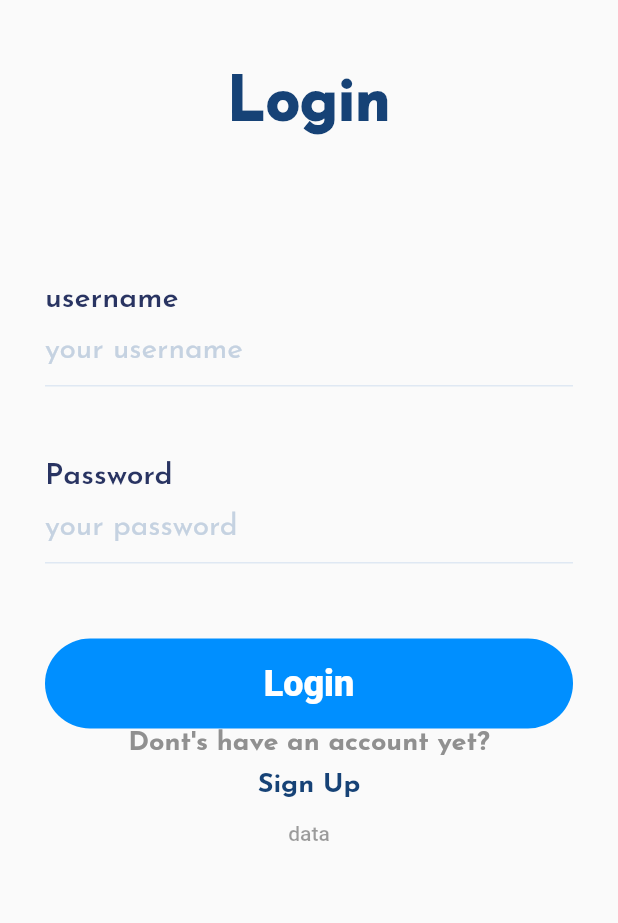
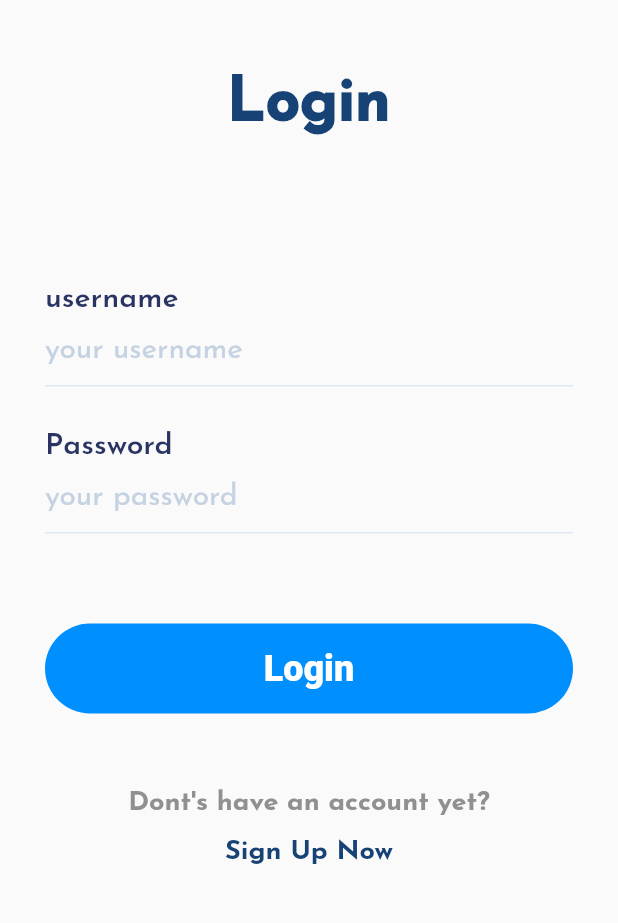
Before and after one commit to WenhaoLu-hub/SEPT_TEAM_BASH_PROJECT, a Flutter app: the screen it shows after launch, after a tap on "LOGIN", on a phone screen of 412 x 824 dp, the part 275-1198 px from its top. Run offline on Flutter 3.47's test engine with Material 2 defaults, Android fonts, the phone set to English and light mode, and no system bars; our stand-ins replace google_fonts.

Commit message:
add a textbutton on login page

```diff
--- a/flutter_frontend/lib/Screens/Welcome/body.dart
+++ b/flutter_frontend/lib/Screens/Welcome/body.dart
@@ -57,7 +57,7 @@ class Body extends StatelessWidget {
                     context,
                     MaterialPageRoute(
                       builder: (context) {
-                        return SignUp(showLoginPage: () {  },);
+                        return const SignUp();
                       },
                     ),
                   );
--- a/flutter_frontend/lib/Screens/components/textFieldContainer.dart
+++ b/flutter_frontend/lib/Screens/components/textFieldContainer.dart
@@ -1,3 +1,4 @@
+// ignore: file_names
 import 'package:flutter/material.dart';
 import 'package:google_fonts/google_fonts.dart';
 
@@ -6,9 +7,8 @@ class TextFieldContainer extends StatelessWidget {
   final String hintText;
   final bool isPassword;
   // ignore: use_key_in_widget_constructors
-  const TextFieldContainer({
-
-  required this.title, required this.hintText, required this.isPassword});
+  const TextFieldContainer(
+      {required this.title, required this.hintText, required this.isPassword});
 
   @override
   Widget build(BuildContext context) {
@@ -25,7 +25,7 @@ class TextFieldContainer extends StatelessWidget {
         ),
         TextField(
           obscureText: isPassword,
-        cursorColor: Colors.red,
+          cursorColor: Color.fromARGB(255, 100, 94, 94),
           decoration: InputDecoration(
               hintText: hintText,
               hintStyle: GoogleFonts.josefinSans(
--- a/flutter_frontend/lib/Screens/login/login.dart
+++ b/flutter_frontend/lib/Screens/login/login.dart
@@ -2,6 +2,7 @@
 
 import 'package:flutter/material.dart';
 import 'package:google_fonts/google_fonts.dart';
+import 'package:team_bash_project/Screens/signup/signup.dart';
 
 import '../components/textFieldContainer.dart';
 
@@ -36,10 +37,10 @@ class Login extends StatelessWidget {
             const TextFieldContainer(
               title: "username",
               hintText: "your username",
-              isPassword: true,
+              isPassword: false,
             ),
             const SizedBox(
-              height: 50,
+              height: 30,
             ),
             // _labelTextInput("Password", "your password", true),
             // const TextFieldContainer(child: TextField(),),
@@ -49,24 +50,62 @@ class Login extends StatelessWidget {
               isPassword: true,
             ),
             const SizedBox(
+              height: 60,
+            ),
+            _loginBtn(),
+            const SizedBox(
               height: 50,
             ),
-            _loginBtn(),
-            // const SizedBox(
-            //   height: 80,
-            // ),
             _signUpLabel(
                 "Dont's have an account yet?", const Color(0xff909090)),
-            const SizedBox(
-              height: 10,
+            // const SizedBox(
+            //   height: 10,
+            // ),
+            // _signUpLabel("Sign Up", const Color(0xff164276)),
+            // _signUpButton(),
+            CustomizedTextButton(
+              label: "Sign Up Now",
+              fontSize: 18,
+              fontWeight: FontWeight.w800,
+              press: () {
+                Navigator.of(context).push(
+                  MaterialPageRoute(
+                    builder: (context) => const SignUp(),
+                  ),
+                );
+              },
+              color: const Color(0xff164276),
             ),
-            _signUpLabel("Sign Up", const Color(0xff164276)),
-            const TextButton(onPressed: null, child: Text("data")),
+            // TextButton(
+            //   onPressed: null,
+            //   child: Text(
+            //     "Sign Up Now",
+            //     style: GoogleFonts.josefinSans(
+            //       color: const Color(0xff164276),
+            //       fontWeight: FontWeight.w800,
+            //       fontSize: 16,
+            //     ),
+            //   ),
+            // ),
           ],
         ),
       ),
     ));
   }
+}
+
+Widget _TextButton(String label, Color textColor, FontWeight fontweight) {
+  return TextButton(
+    onPressed: null,
+    child: Text(
+      "Sign Up Now",
+      style: GoogleFonts.josefinSans(
+        color: const Color(0xff164276),
+        fontWeight: FontWeight.w800,
+        fontSize: 16,
+      ),
+    ),
+  );
 }
 
 Widget _signUpLabel(String label, Color textColor) {
@@ -100,6 +139,36 @@ Widget _loginBtn() {
           ),
         ),
       ));
+}
+
+class CustomizedTextButton extends StatelessWidget {
+  final String label;
+  final Color color;
+  final FontWeight fontWeight;
+  final VoidCallback press;
+  final double fontSize;
+
+  const CustomizedTextButton(
+      {super.key,
+      required this.label,
+      required this.press,
+      required this.color,
+      required this.fontWeight,
+      required this.fontSize});
+  @override
+  Widget build(BuildContext context) {
+    return TextButton(
+      onPressed: press,
+      child: Text(
+        label,
+        style: GoogleFonts.josefinSans(
+          color: color,
+          fontWeight: fontWeight,
+          fontSize: fontSize,
+        ),
+      ),
+    );
+  }
 }
 
 Widget _labelTextInput(String label, String hintText, bool isPassword) {
```
Also changed, not shown: flutter_frontend/lib/Screens/signup/signup.dart (+6 -9 lines), 15 other files. Lines whose indentation alone changed are shown as unchanged.
